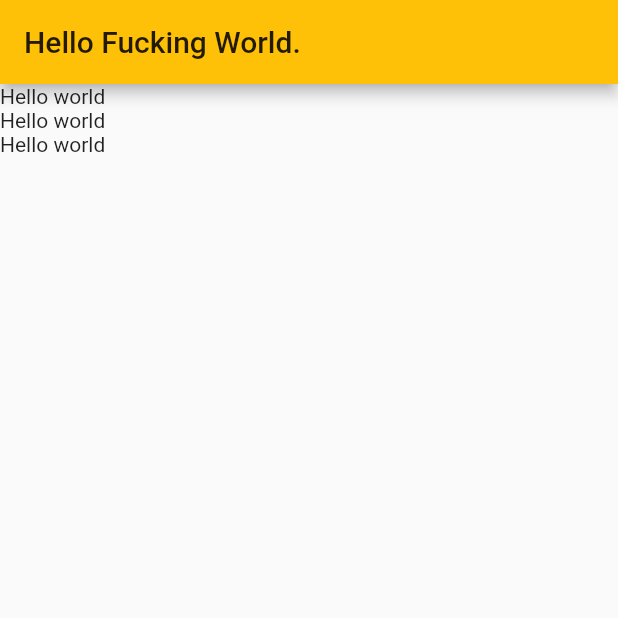
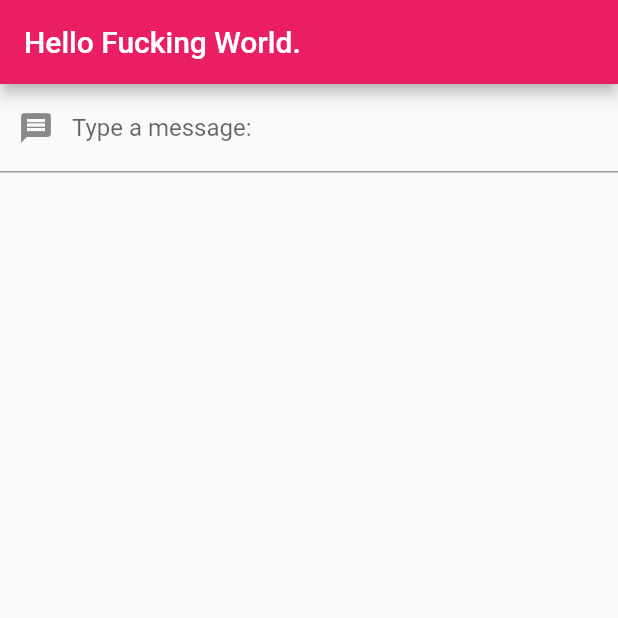
Before and after one commit to yalte/AI_Implementation, a Flutter app: the screen it shows after launch, on a phone screen of 412 x 824 dp, the top half of it. Run offline on Flutter 3.47's test engine with Material 2 defaults, Android fonts, the phone set to English and light mode, and no system bars.

Commit message:
TWT part 3

```diff
--- a/App/hello_world/lib/main.dart
+++ b/App/hello_world/lib/main.dart
@@ -10,7 +10,7 @@
     return MaterialApp(
       title: 'Liberty App',
       theme: ThemeData(
-        primarySwatch: Colors.amber,
+        primarySwatch: Colors.pink,
         visualDensity: VisualDensity.adaptivePlatformDensity,
       ),
       home: MyHomePage(),
@@ -22,16 +22,45 @@
   @override
   Widget build(BuildContext context) {
     return Scaffold(
-        appBar: AppBar(title: Text("Hello Fucking World.")),
-        body: Column(
-          children: <Widget>[TestWidget(), TestWidget(), TestWidget()],
-        ));
+      appBar: AppBar(title: Text("Hello Fucking World.")),
+      body: TextInputWidget(),
+    );
   }
 }
 
-class TestWidget extends StatelessWidget {
+class TextInputWidget extends StatefulWidget {
+  @override
+  _TextInputWidgetState createState() => _TextInputWidgetState();
+}
+
+class _TextInputWidgetState extends State<TextInputWidget> {
+  final controller = TextEditingController();
+  String text = "";
+
+  @override
+  void dispose() {
+    super.dispose();
+    controller.dispose();
+  }
+
+  void changeText(text) {
+    setState(() {
+      this.text = text;
+    });
+  }
+
   @override
   Widget build(BuildContext context) {
-    return Text('Hello world');
+    return Column(
+      children: <Widget>[
+        TextField(
+          controller: this.controller,
+          decoration: InputDecoration(
+              prefixIcon: Icon(Icons.message), labelText: "Type a message:"),
+          onChanged: (text) => this.changeText(text),
+        ),
+        Text(this.text)
+      ],
+    );
   }
 }
```
